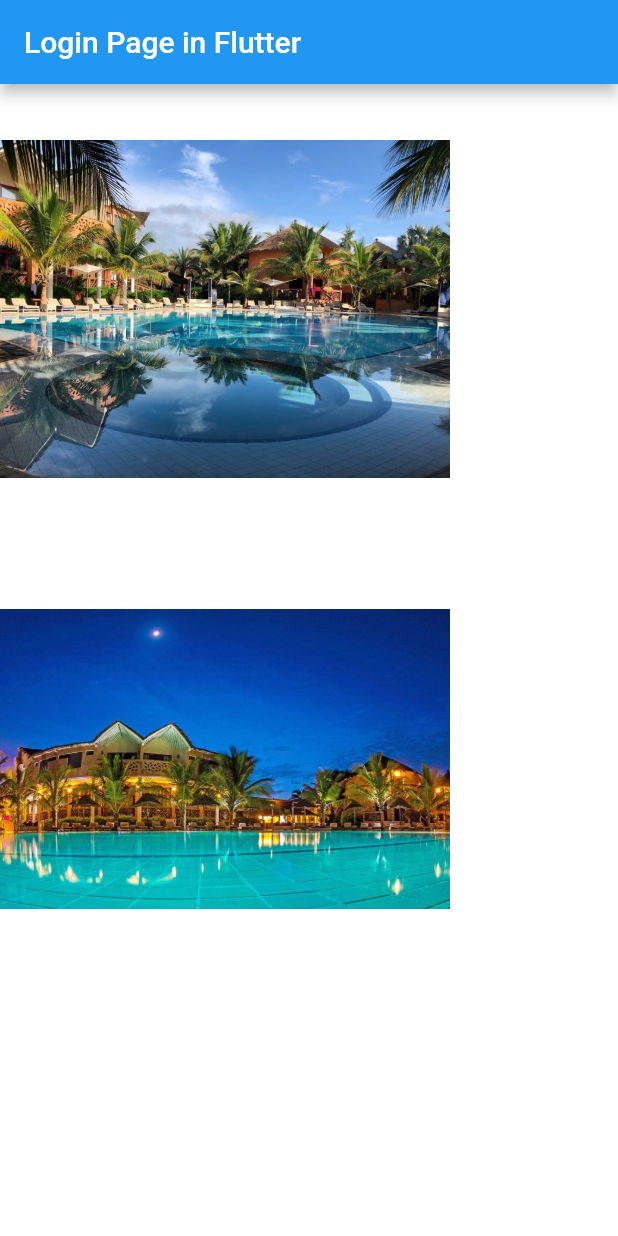
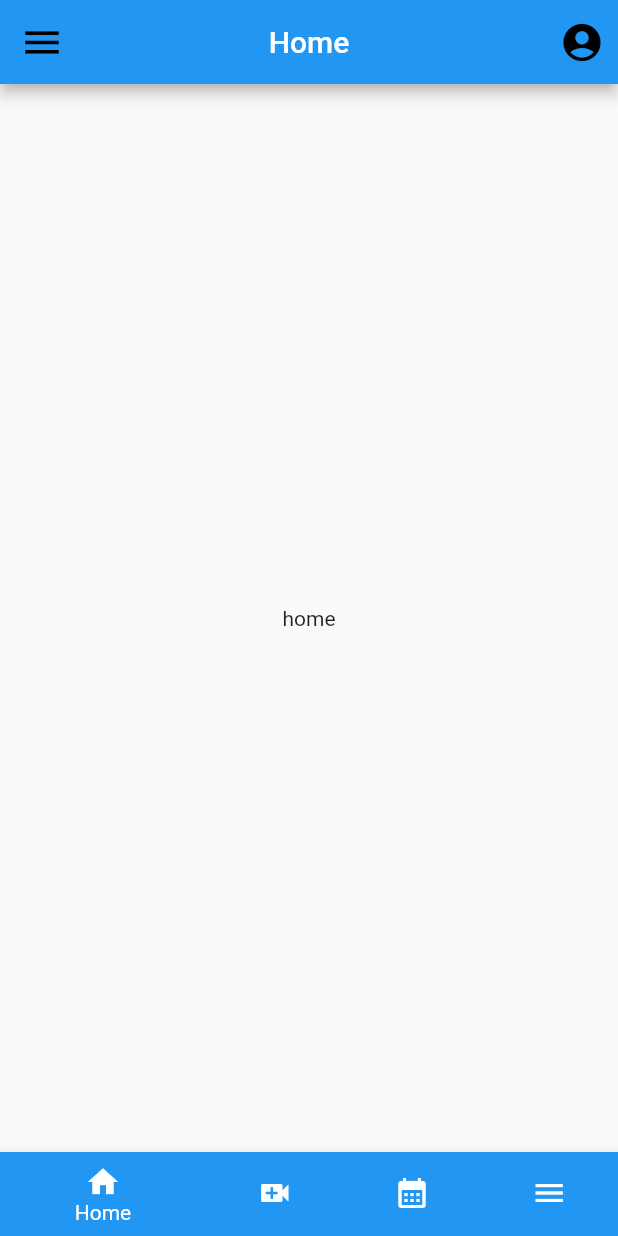
Before and after one commit to karfakonta/Flutter_project, a Flutter app: the screen it shows after launch, on a phone screen of 412 x 824 dp. Run offline on Flutter 3.47's test engine with Material 2 defaults, Android fonts, the phone set to English and light mode, and no system bars; our stand-ins replace google_fonts.

Commit message:
init project

```diff
--- /dev/null
+++ b/lib/bottom_screen/calendrier.dart
@@ -0,0 +1,14 @@
+import 'package:flutter/material.dart';
+
+class Calendrier extends StatefulWidget {
+  const Calendrier({Key? key}) : super(key: key);
+  @override
+  State<Calendrier> createState() => _CalendrierState();
+}
+
+class _CalendrierState extends State<Calendrier> {
+
+   Widget build(BuildContext context) {
+      return Text("home hahahahahahahaah");
+   }
+}
--- /dev/null
+++ b/lib/bottom_screen/home.dart
@@ -0,0 +1,14 @@
+import 'package:flutter/material.dart';
+
+class Home extends StatefulWidget {
+  const Home({Key? key}) : super(key: key);
+  @override
+  State<Home> createState() => _HomeState();
+}
+
+class _HomeState extends State<Home> {
+
+   Widget build(BuildContext context) {
+      return Text("home");
+   }
+}
--- /dev/null
+++ b/lib/bottom_screen/menu.dart
@@ -0,0 +1,14 @@
+import 'package:flutter/material.dart';
+
+class Menu extends StatefulWidget {
+  const Menu({Key? key}) : super(key: key);
+  @override
+  State<Menu> createState() => _MenuState();
+}
+
+class _MenuState extends State<Menu> {
+
+   Widget build(BuildContext context) {
+      return Text("menu");
+   }
+}
--- /dev/null
+++ b/lib/bottom_screen/video.dart
@@ -0,0 +1,14 @@
+import 'package:flutter/material.dart';
+
+class Video extends StatefulWidget {
+  const Video({Key? key}) : super(key: key);
+  @override
+  State<Video> createState() => _VideoState();
+}
+
+class _VideoState extends State<Video> {
+
+   Widget build(BuildContext context) {
+      return Text("Video");
+   }
+}
--- /dev/null
+++ b/lib/config/palette.dart
@@ -0,0 +1,13 @@
+import 'package:flutter/material.dart';
+
+class Palette {
+  static const Color iconColor = Color(0xFFB6C7D1);
+  static const Color activeColor = Color(0xFF09126C);
+  static const Color textColor1 = Color(0xFFA7BCC7);
+  static const Color textColor2 = Color(0xFF9BB3C0);
+  static const Color facebookColor = Color(0xFF3B5999);
+  static const Color googleColor = Color(0xFFDE4B39);
+  static const Color backgroundColor = Color(0xFFECF3F9);
+  static const Color appBarColor= Colors.blue;
+  static const Color bottomBarColor= Colors.blue;
+}
--- /dev/null
+++ b/lib/home/home_screen.dart
@@ -0,0 +1,99 @@
+// ignore_for_file: prefer_const_constructors
+
+import 'package:flutter/material.dart';
+import 'package:loginpage/bottom_screen/calendrier.dart';
+import 'package:loginpage/bottom_screen/home.dart';
+import 'package:loginpage/bottom_screen/menu.dart';
+import 'package:loginpage/bottom_screen/video.dart';
+import 'package:loginpage/config/palette.dart';
+
+class HomePage extends StatefulWidget {
+  const HomePage({Key? key}) : super(key: key);
+  @override
+  State<HomePage> createState() => _HomePageState();
+}
+
+class _HomePageState extends State<HomePage> {
+   int _selectedIndex = 0;
+
+  void _onItemTapped(int index) {
+    setState(
+      () {
+        _selectedIndex = index;
+      },
+    );
+  }
+
+  final _widgetOptions = [
+    // do not change the order of this section.
+    Home(),
+    Video(),
+    Calendrier(),
+    Menu(),
+  ];
+  @override
+  Widget build(BuildContext context) {
+    return Scaffold(
+      appBar: AppBar(
+        title: const Text("Home"),
+        backgroundColor: Palette.appBarColor,
+        centerTitle: true,
+        leading: IconButton(
+          icon: const Icon(
+            Icons.menu,
+            size: 30,
+            color: Colors.black,
+          ), onPressed: () {  },
+        ),
+        actions: <Widget>[
+          IconButton(
+            onPressed: () {
+              setState(
+                () {
+                  //NavigateToAccount();
+                },
+              );
+            },
+            icon: const Icon(
+              Icons.account_circle,
+              size: 30,
+              color: Colors.black,
+            ),
+          ),
+        ],
+      ),
+
+      body: Center(
+        child: _widgetOptions.elementAt(_selectedIndex),
+      ),
+       bottomNavigationBar: BottomNavigationBar(
+        backgroundColor: Colors.green,
+        items: const <BottomNavigationBarItem>[
+          BottomNavigationBarItem(
+            icon: Icon(Icons.home),
+            label: "Home",
+            backgroundColor: Palette.bottomBarColor,
+          ),
+          BottomNavigationBarItem(
+            icon: Icon(Icons.video_call),
+            label: "Video",
+            backgroundColor: Palette.bottomBarColor,
+          ),
+          BottomNavigationBarItem(
+            icon: Icon(Icons.calendar_month),
+            label: "calendrier",
+            backgroundColor: Palette.bottomBarColor,
+          ),
+          BottomNavigationBarItem(
+            icon: Icon(Icons.menu),
+            label: "Menu",
+           backgroundColor: Palette.bottomBarColor,
+          ),
+        ],
+        currentIndex: _selectedIndex,
+        selectedItemColor: Colors.white,
+        onTap: _onItemTapped,
+      ),
+    );
+  }
+}
--- a/lib/main.dart
+++ b/lib/main.dart
@@ -1,5 +1,8 @@
+// ignore_for_file: prefer_const_constructors
+
 import 'package:flutter/material.dart';
 import 'package:google_fonts/google_fonts.dart';
+import 'package:loginpage/home/home_screen.dart';
 
 
 void main() {
@@ -13,31 +16,7 @@ class MyApp extends StatelessWidget {
   Widget build(BuildContext context) {
     return MaterialApp(
       debugShowCheckedModeBanner: false,
-      title: 'Flutter Courses',
-      theme: ThemeData(
-        primaryColor: Colors.white70,
-        scaffoldBackgroundColor: Colors.white,
-      ),
-      home: const WelcomeScreen(),
+      home: const HomePage(),
     );
   }
 }
-class WelcomeScreen extends StatelessWidget {
-  const WelcomeScreen({Key? key}) : super(key: key);
-
-  @override
-  Widget build(BuildContext context) {
-    Size size = MediaQuery.of(context).size;
-    return Scaffold(
-        appBar: AppBar(
-          title: const Text("Login Page in Flutter"),
-        ),
-        body: Column(
-          children: <Widget> [
-            Image.asset("images/hotel1.jpg", width: 300, height: 300,),
-            Image.asset("images/hotel2.jpg", width: 300, height: 300,)
-          ],
-        )
-    );
-  }
-}
```
Also changed, not shown: 4 other files.
